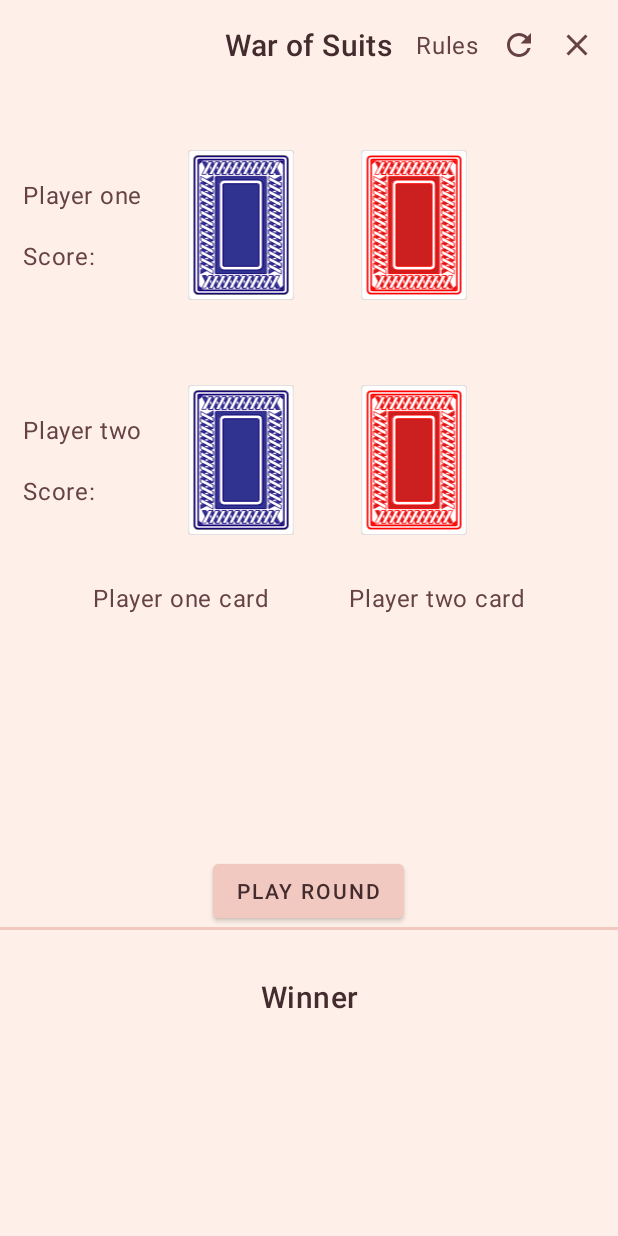
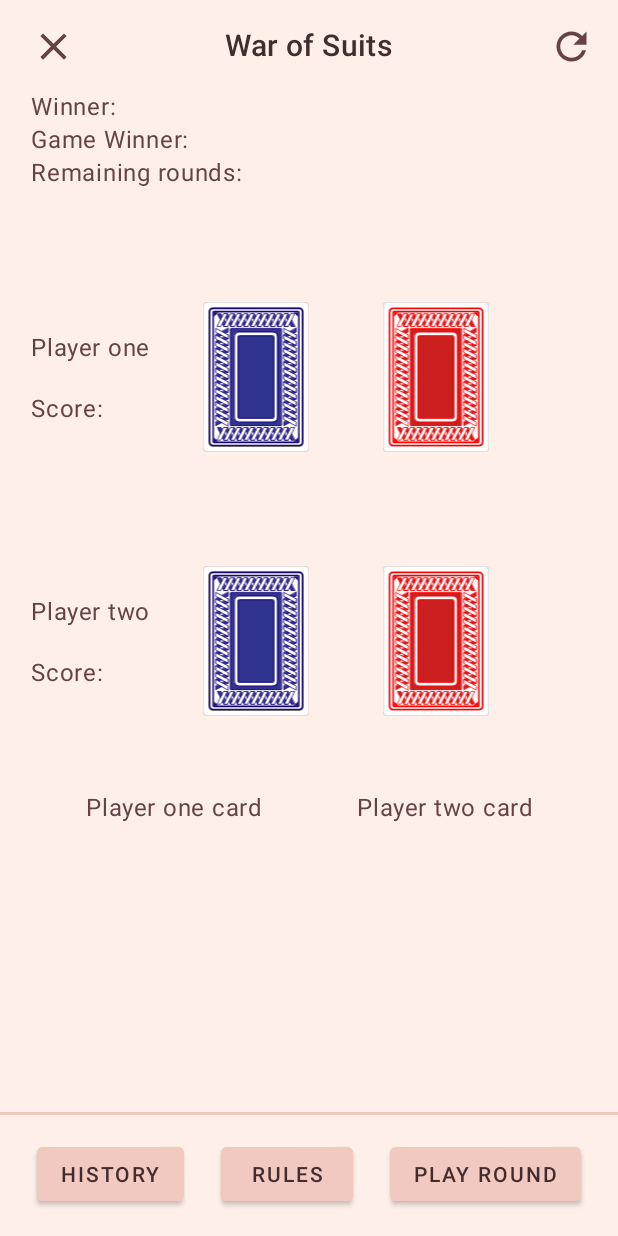
Before and after one commit to brunohensel/card-game, an Android app: the WarOfSuitsActivity screen opened directly, with no data from a screen before it, on a phone screen of 412 x 824 dp. Run offline under Robolectric (Android 15) with nearby library versions, the phone set to English and light mode, and no system bars; our stand-ins replace Dagger/Hilt's generated code; 2 statements that could not run were skipped.

Commit message:
:building_construction: add rounds counter.

```diff
--- a/warofsuits/impl/src/main/java/com/brunohensel/domain/game/WarOfSuitImpl.kt
+++ b/warofsuits/impl/src/main/java/com/brunohensel/domain/game/WarOfSuitImpl.kt
@@ -62,6 +62,7 @@ internal class WarOfSuitImpl @Inject constructor(
             return if (winnerCard == cardPlayerOne) {
                 playerOne.discardPile.cards.addCardToDiscardPile(cardPlayerOne, cardPlayerTwo)
                 Round.Played(
+                    playerOne.regularPile.cards.size,
                     Hand(
                         winner = playerOne,
                         loser = playerTwo,
@@ -73,6 +74,7 @@ internal class WarOfSuitImpl @Inject constructor(
             } else {
                 playerTwo.discardPile.cards.addCardToDiscardPile(cardPlayerOne, cardPlayerTwo)
                 Round.Played(
+                    playerOne.regularPile.cards.size,
                     Hand(
                         winner = playerTwo,
                         loser = playerOne,
--- a/warofsuits/presentation/src/main/java/com/brunohensel/domain/state/WarOfSuitsState.kt
+++ b/warofsuits/presentation/src/main/java/com/brunohensel/domain/state/WarOfSuitsState.kt
@@ -6,6 +6,7 @@ import com.brunohensel.model.Player
 data class WarOfSuitsState(
     val players: Pair<Player, Player>? = null,
     val hand: Hand? = null,
+    val rounds: Int = 0,
     val syncState: WarOfSuitsSyncState = WarOfSuitsSyncState.Idle
 )
 
--- a/warofsuits/presentation/src/main/java/com/brunohensel/presentation/WarOfSuitsActivity.kt
+++ b/warofsuits/presentation/src/main/java/com/brunohensel/presentation/WarOfSuitsActivity.kt
@@ -45,7 +45,7 @@ class WarOfSuitsActivity : AppCompatActivity() {
         when (state.syncState) {
             Finish  -> showFinishedRound(state.hand)
             Idle    -> {}
-            Round   -> showRoundInfo(state.hand)
+            Round   -> showRoundInfo(state.rounds, state.hand)
             Started -> setPlayersConfig(state.players)
             Restarted -> handleRestartState()
         }
@@ -63,7 +63,7 @@ class WarOfSuitsActivity : AppCompatActivity() {
 
     private fun showFinishedRound(hand: Hand?) {
         hand?.run {
-            binding.txtRoundWinner.text = winner?.name ?: "The game has tied"
+            binding.txtGameWinner.text = winner?.name ?: "The game has tied"
         }
     }
 
@@ -76,9 +76,10 @@ class WarOfSuitsActivity : AppCompatActivity() {
         }
     }
 
-    private fun showRoundInfo(hand: Hand?) {
+    private fun showRoundInfo(rounds: Int, hand: Hand?) {
         with(binding) {
             hand?.run {
+                txtRemainingRounds.text = rounds.toString()
                 txtPlayerOneScore.text = playerOneScore.toString()
                 txtPlayerTwoScore.text = playerTwoScore.toString()
                 imgCardPlayerOne.setImageDrawable(getDrawableFromRes(playedHands.first.front))
--- a/warofsuits/presentation/src/main/java/com/brunohensel/presentation/WarOfSuitsViewModel.kt
+++ b/warofsuits/presentation/src/main/java/com/brunohensel/presentation/WarOfSuitsViewModel.kt
@@ -47,6 +47,7 @@ class WarOfSuitsViewModel @Inject constructor(
                 WarOfSuitsState(
                     players = state.value.players,
                     hand = result.hand,
+                    rounds = result.remainingRound,
                     syncState = WarOfSuitsSyncState.Round
                 )
             )
--- a/warofsuits/presentation/src/main/res/drawable/ic_close.xml
+++ b/warofsuits/presentation/src/main/res/drawable/ic_close.xml
@@ -1,6 +1,6 @@
 <vector xmlns:android="http://schemas.android.com/apk/res/android"
-    android:width="24dp"
-    android:height="24dp"
+    android:width="30dp"
+    android:height="30dp"
     android:viewportWidth="24"
     android:viewportHeight="24"
     android:tint="@color/onPrimaryLight">
--- a/warofsuits/presentation/src/main/res/drawable/ic_reset.xml
+++ b/warofsuits/presentation/src/main/res/drawable/ic_reset.xml
@@ -1,6 +1,6 @@
 <vector xmlns:android="http://schemas.android.com/apk/res/android"
-    android:width="24dp"
-    android:height="24dp"
+    android:width="30dp"
+    android:height="30dp"
     android:viewportWidth="24"
     android:viewportHeight="24"
     android:tint="@color/onPrimaryLight">
--- a/warofsuits/presentation/src/main/res/layout/activity_war_of_suits.xml
+++ b/warofsuits/presentation/src/main/res/layout/activity_war_of_suits.xml
@@ -11,21 +11,9 @@
         android:id="@+id/imgResetGame"
         android:layout_width="wrap_content"
         android:layout_height="wrap_content"
+        android:layout_marginEnd="16dp"
         android:src="@drawable/ic_reset"
-        app:layout_constraintBottom_toBottomOf="@+id/txtRules"
-        app:layout_constraintEnd_toStartOf="@+id/imgCloseGame"
-        app:layout_constraintHorizontal_bias="0.5"
-        app:layout_constraintStart_toEndOf="@+id/txtRules"
-        app:layout_constraintTop_toTopOf="@+id/txtRules" />
-
-    <TextView
-        android:id="@+id/txtRules"
-        style="@style/BodyText"
-        android:text="Rules"
-        app:layout_constraintBottom_toBottomOf="@+id/textView"
-        app:layout_constraintEnd_toStartOf="@+id/imgResetGame"
-        app:layout_constraintHorizontal_bias="0.5"
-        app:layout_constraintStart_toEndOf="@+id/textView"
+        app:layout_constraintEnd_toEndOf="parent"
         app:layout_constraintTop_toTopOf="@+id/textView" />
 
     <ImageView
@@ -33,11 +21,8 @@
         android:layout_width="wrap_content"
         android:layout_height="wrap_content"
         android:src="@drawable/ic_close"
-        app:layout_constraintBottom_toBottomOf="@+id/txtRules"
-        app:layout_constraintEnd_toEndOf="parent"
-        app:layout_constraintHorizontal_bias="0.5"
-        app:layout_constraintStart_toEndOf="@+id/imgResetGame"
-        app:layout_constraintTop_toTopOf="@+id/txtRules" />
+        app:layout_constraintStart_toStartOf="@+id/txtRoundWinnerTitle"
+        app:layout_constraintTop_toTopOf="@+id/textView" />
 
     <TextView
         android:id="@+id/textView"
@@ -47,17 +32,6 @@
         app:layout_constraintEnd_toEndOf="parent"
         app:layout_constraintStart_toStartOf="parent"
         app:layout_constraintTop_toTopOf="parent" />
-
-    <Button
-        android:id="@+id/btnPlayRound"
-        android:layout_width="wrap_content"
-        android:layout_height="wrap_content"
-        android:backgroundTint="@color/colorPrimaryDark"
-        android:text="Play Round"
-        app:layout_constraintBottom_toTopOf="@+id/view"
-        app:layout_constraintEnd_toEndOf="parent"
-        app:layout_constraintHorizontal_bias="0.498"
-        app:layout_constraintStart_toStartOf="parent" />
 
     <TextView
         android:id="@+id/txtPlayerOneName"
@@ -78,7 +52,7 @@
         app:layout_constraintEnd_toStartOf="@+id/imgDiscardDeckPlayerOne"
         app:layout_constraintHorizontal_bias="0.5"
         app:layout_constraintStart_toEndOf="@+id/txtPlayerOneName"
-        app:layout_constraintTop_toBottomOf="@+id/textView" />
+        app:layout_constraintTop_toBottomOf="@+id/txtRemainingRoundsTitle" />
 
     <ImageView
         android:id="@+id/imgDiscardDeckPlayerOne"
@@ -93,8 +67,8 @@
 
     <ImageView
         android:id="@+id/imgCardPlayerOne"
-        android:layout_width="100dp"
-        android:layout_height="100dp"
+        android:layout_width="130dp"
+        android:layout_height="130dp"
         app:layout_constraintBottom_toTopOf="@+id/btnPlayRound"
         app:layout_constraintEnd_toStartOf="@+id/imgCardPlayerTwo"
         app:layout_constraintHorizontal_bias="0.5"
@@ -185,8 +159,8 @@
 
     <ImageView
         android:id="@+id/imgCardPlayerTwo"
-        android:layout_width="100dp"
-        android:layout_height="100dp"
+        android:layout_width="130dp"
+        android:layout_height="130dp"
         app:layout_constraintBottom_toBottomOf="@+id/imgCardPlayerOne"
         app:layout_constraintEnd_toEndOf="parent"
         app:layout_constraintHorizontal_bias="0.5"
@@ -199,7 +173,50 @@
         android:layout_width="wrap_content"
         android:layout_height="wrap_content"
         android:orientation="horizontal"
-        app:layout_constraintGuide_percent="0.75" />
+        app:layout_constraintGuide_percent="0.90" />
+
+    <TextView
+        android:id="@+id/txtRoundWinnerTitle"
+        style="@style/BodyText"
+        android:layout_marginTop="16dp"
+        android:text="Winner: "
+        app:layout_constraintStart_toStartOf="@+id/txtPlayerOneName"
+        app:layout_constraintTop_toBottomOf="@+id/textView" />
+
+    <TextView
+        android:id="@+id/txtRoundWinner"
+        style="@style/BodyText"
+        app:layout_constraintStart_toEndOf="@+id/txtRoundWinnerTitle"
+        app:layout_constraintTop_toTopOf="@+id/txtRoundWinnerTitle"
+        tools:text="Player One" />
+
+    <TextView
+        android:id="@+id/txtGameWinnerTitle"
+        style="@style/BodyText"
+        android:text="Game Winner: "
+        app:layout_constraintStart_toStartOf="@+id/txtRoundWinnerTitle"
+        app:layout_constraintTop_toBottomOf="@+id/txtRoundWinnerTitle" />
+
+    <TextView
+        android:id="@+id/txtGameWinner"
+        style="@style/BodyText"
+        app:layout_constraintStart_toEndOf="@+id/txtGameWinnerTitle"
+        app:layout_constraintTop_toBottomOf="@+id/txtRoundWinnerTitle"
+        tools:text="Player One" />
+
+    <TextView
+        android:id="@+id/txtRemainingRoundsTitle"
+        style="@style/BodyText"
+        android:text="Remaining rounds: "
+        app:layout_constraintStart_toStartOf="@+id/txtRoundWinnerTitle"
+        app:layout_constraintTop_toBottomOf="@+id/txtGameWinnerTitle" />
+
+    <TextView
+        android:id="@+id/txtRemainingRounds"
+        style="@style/BodyText"
+        app:layout_constraintStart_toEndOf="@+id/txtRemainingRoundsTitle"
+        app:layout_constraintTop_toBottomOf="@+id/txtGameWinnerTitle"
+        tools:text="26" />
 
     <View
         android:id="@+id/view"
@@ -208,21 +225,40 @@
         android:background="@color/colorPrimaryDark"
         app:layout_constraintTop_toTopOf="@+id/guideline" />
 
-    <TextView
-        android:id="@+id/txtRoundWinnerTitle"
-        style="@style/HeadlineText"
-        android:text="Winner"
-        app:layout_constraintBottom_toTopOf="@+id/txtRoundWinner"
-        app:layout_constraintEnd_toEndOf="@+id/txtRoundWinner"
-        app:layout_constraintStart_toStartOf="@+id/txtRoundWinner"
-        app:layout_constraintTop_toBottomOf="@+id/view" />
-
-    <TextView
-        android:id="@+id/txtRoundWinner"
-        style="@style/HeadlineText"
+    <Button
+        android:id="@+id/btnPlayRound"
+        android:layout_width="wrap_content"
+        android:layout_height="wrap_content"
+        android:backgroundTint="@color/colorPrimaryDark"
+        android:text="Play Round"
         app:layout_constraintBottom_toBottomOf="parent"
         app:layout_constraintEnd_toEndOf="parent"
+        app:layout_constraintHorizontal_bias="0.5"
+        app:layout_constraintStart_toEndOf="@+id/btnShowRules"
+        app:layout_constraintTop_toTopOf="@+id/view" />
+
+    <Button
+        android:id="@+id/btnShowRules"
+        android:layout_width="wrap_content"
+        android:layout_height="wrap_content"
+        android:backgroundTint="@color/colorPrimaryDark"
+        android:text="Rules"
+        app:layout_constraintBottom_toBottomOf="parent"
+        app:layout_constraintEnd_toStartOf="@+id/btnPlayRound"
+        app:layout_constraintHorizontal_bias="0.5"
+        app:layout_constraintStart_toEndOf="@+id/btnShowHistory"
+        app:layout_constraintTop_toTopOf="@+id/view" />
+
+    <Button
+        android:id="@+id/btnShowHistory"
+        android:layout_width="wrap_content"
+        android:layout_height="wrap_content"
+        android:backgroundTint="@color/colorPrimaryDark"
+        android:text="History"
+        app:layout_constraintBottom_toBottomOf="parent"
+        app:layout_constraintEnd_toStartOf="@+id/btnShowRules"
+        app:layout_constraintHorizontal_bias="0.5"
         app:layout_constraintStart_toStartOf="parent"
-        app:layout_constraintTop_toBottomOf="@+id/view"
-        tools:text="Player One" />
+        app:layout_constraintTop_toTopOf="@+id/view" />
+
 </androidx.constraintlayout.widget.ConstraintLayout>
--- a/warofsuits/public/src/main/java/com/brunohensel/model/Round.kt
+++ b/warofsuits/public/src/main/java/com/brunohensel/model/Round.kt
@@ -5,7 +5,7 @@ package com.brunohensel.model
  * The Round can result in a winner or in a finish event
  */
 sealed class Round {
-    data class Played(val hand: Hand) : Round()
+    data class Played(val remainingRound: Int, val hand: Hand) : Round()
     data class Finished(val winner: Player? = null, val isTied: Boolean = false) : Round()
     object Restarted: Round()
 }
```
Also changed, not shown: 2 other files.
